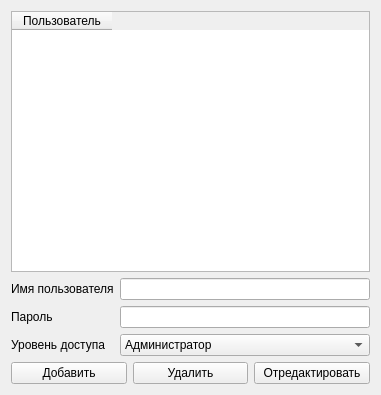
Qt form users/users.ui (firef0xff/SSHGS01) before a commit.
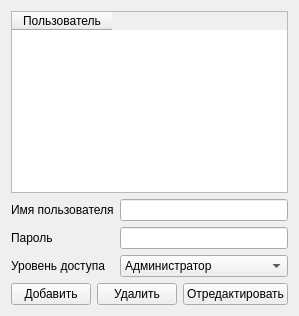
The same form after that commit.

Diff of the .ui file:
```diff
--- a/users/users.ui
+++ b/users/users.ui
@@ -6,8 +6,8 @@
    <rect>
     <x>0</x>
     <y>0</y>
-    <width>381</width>
-    <height>395</height>
+    <width>283</width>
+    <height>316</height>
    </rect>
   </property>
   <property name="windowTitle">
```
